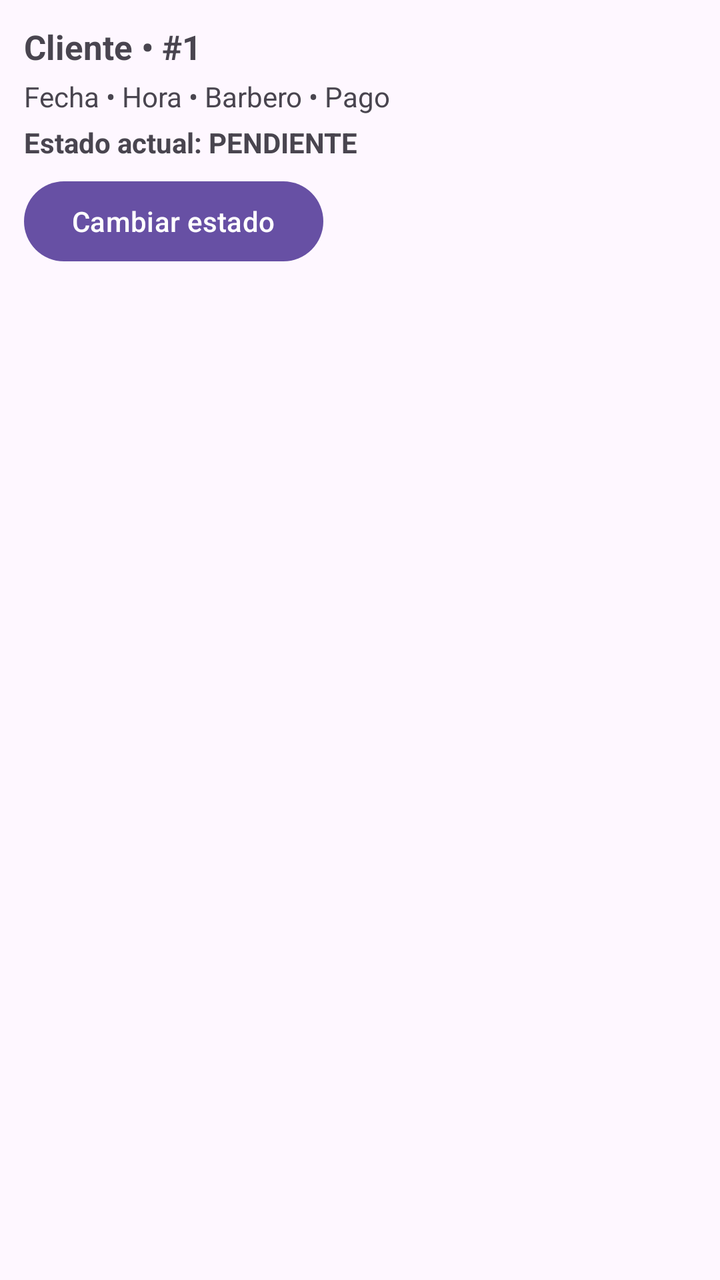
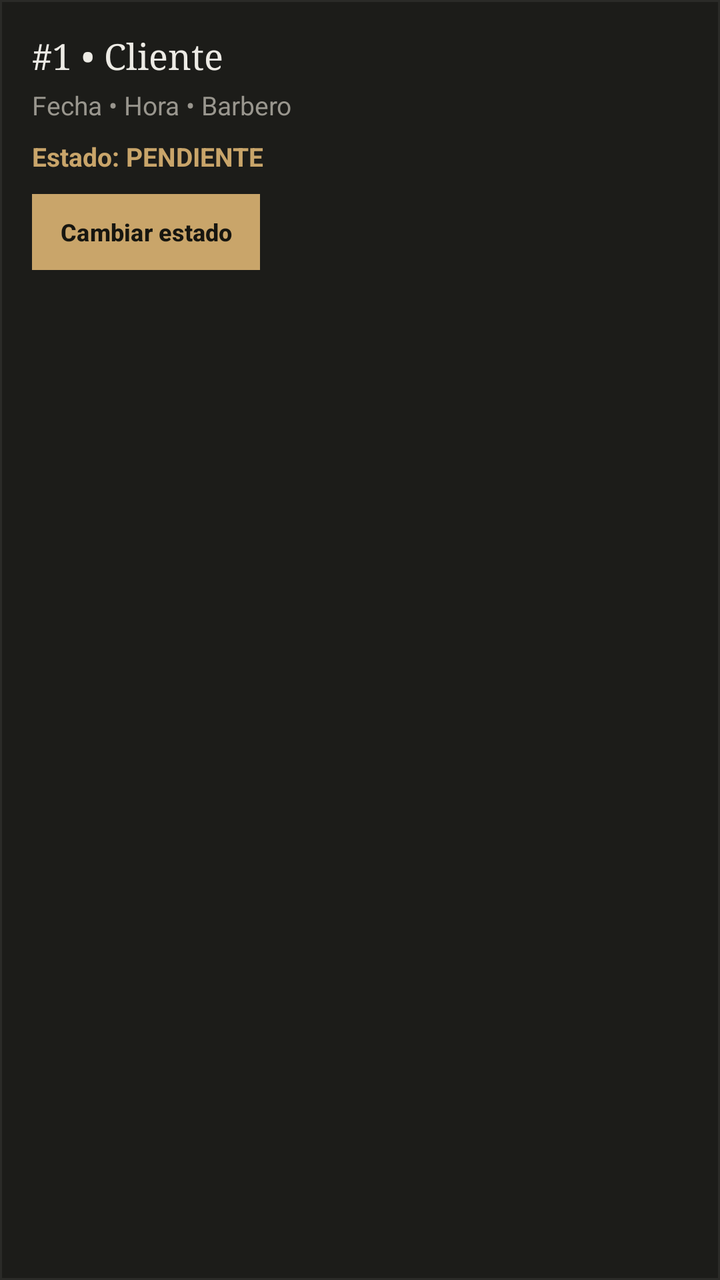

Two renders of the same Android screen: before a commit and after it. Below are the layout's source before the change and the commit's diff.
<!-- AndroidManifest.xml: application theme Theme.BarberiaElCaballero -->
<!-- res/layout/item_appointment.xml -->
<?xml version="1.0" encoding="utf-8"?>
<LinearLayout xmlns:android="http://schemas.android.com/apk/res/android"
    android:layout_width="match_parent"
    android:layout_height="wrap_content"
    android:orientation="vertical"
    android:padding="12dp"
    android:layout_marginBottom="10dp">

    <TextView
        android:id="@+id/tvCitaCliente"
        android:layout_width="match_parent"
        android:layout_height="wrap_content"
        android:text="@string/cliente_1"
        android:textSize="17sp"
        android:textStyle="bold" />

    <TextView
        android:id="@+id/tvCitaDetalle"
        android:layout_width="match_parent"
        android:layout_height="wrap_content"
        android:text="@string/fecha_hora_barbero_pago"
        android:textSize="14sp"
        android:layout_marginTop="4dp" />

    <TextView
        android:id="@+id/tvCitaEstado"
        android:layout_width="match_parent"
        android:layout_height="wrap_content"
        android:text="@string/estado_actual_pendiente"
        android:textStyle="bold"
        android:layout_marginTop="4dp" />

    <Button
        android:id="@+id/btnCambiarEstado"
        android:layout_width="wrap_content"
        android:layout_height="wrap_content"
        android:text="@string/cambiar_estado"
        android:layout_marginTop="6dp" />

</LinearLayout>
<!-- resources referenced by this layout -->
<resources>
  <string name="cambiar_estado">Cambiar estado</string>
  <string name="cliente_1">Cliente • #1</string>
  <string name="estado_actual_pendiente">Estado actual: PENDIENTE</string>
  <string name="fecha_hora_barbero_pago">Fecha • Hora • Barbero • Pago</string>
  <style name="Theme.BarberiaElCaballero" parent="Base.Theme.BarberiaElCaballero" />
  <style name="Base.Theme.BarberiaElCaballero" parent="Theme.Material3.DayNight.NoActionBar">
          
          
      </style>
</resources>

<!-- the commit's change to res/layout/item_appointment.xml (unified diff, before → after) -->
@@ -2,39 +2,50 @@
 <LinearLayout xmlns:android="http://schemas.android.com/apk/res/android"
     android:layout_width="match_parent"
     android:layout_height="wrap_content"
+    android:layout_marginBottom="10dp"
+    android:background="@drawable/bg_card_caballero"
     android:orientation="vertical"
-    android:padding="12dp"
-    android:layout_marginBottom="10dp">
+    android:padding="16dp">
 
     <TextView
         android:id="@+id/tvCitaCliente"
         android:layout_width="match_parent"
         android:layout_height="wrap_content"
-        android:text="@string/cliente_1"
-        android:textSize="17sp"
-        android:textStyle="bold" />
+        android:fontFamily="serif"
+        android:text="#1 • Cliente"
+        android:textColor="@color/caballero_text"
+        android:textSize="18sp" />
 
     <TextView
         android:id="@+id/tvCitaDetalle"
         android:layout_width="match_parent"
         android:layout_height="wrap_content"
-        android:text="@string/fecha_hora_barbero_pago"
-        android:textSize="14sp"
-        android:layout_marginTop="4dp" />
+        android:layout_marginTop="4dp"
+        android:text="Fecha • Hora • Barbero"
+        android:textColor="@color/caballero_muted"
+        android:textSize="13sp" />
 
     <TextView
         android:id="@+id/tvCitaEstado"
         android:layout_width="match_parent"
         android:layout_height="wrap_content"
-        android:text="@string/estado_actual_pendiente"
-        android:textStyle="bold"
-        android:layout_marginTop="4dp" />
+        android:layout_marginTop="8dp"
+        android:text="Estado: PENDIENTE"
+        android:textColor="@color/caballero_gold"
+        android:textSize="13sp"
+        android:textStyle="bold" />
 
     <Button
         android:id="@+id/btnCambiarEstado"
         android:layout_width="wrap_content"
-        android:layout_height="wrap_content"
-        android:text="@string/cambiar_estado"
-        android:layout_marginTop="6dp" />
+        android:layout_height="38dp"
+        android:layout_marginTop="10dp"
+        android:background="@drawable/bg_button_gold"
+        android:paddingHorizontal="14dp"
+        android:text="Cambiar estado"
+        android:textAllCaps="false"
+        android:textColor="@color/caballero_dark_ink"
+        android:textSize="12sp"
+        android:textStyle="bold" />
 
 </LinearLayout>
<!-- resource entries referenced after the edit -->
@@ -1,13 +1,34 @@
 <!-- resources referenced by this layout -->
 <resources>
-  <string name="cambiar_estado">Cambiar estado</string>
-  <string name="cliente_1">Cliente • #1</string>
-  <string name="estado_actual_pendiente">Estado actual: PENDIENTE</string>
-  <string name="fecha_hora_barbero_pago">Fecha • Hora • Barbero • Pago</string>
+  <color name="caballero_dark_ink">#171610</color>
+  <color name="caballero_gold">#C9A56A</color>
+  <color name="caballero_muted">#99968E</color>
+  <color name="caballero_text">#EDEBE5</color>
+  <!-- drawable bg_button_gold (drawable) -->
+  <?xml version="1.0" encoding="utf-8"?>
+  <shape xmlns:android="http://schemas.android.com/apk/res/android" android:shape="rectangle">
+      <solid android:color="@color/caballero_gold" />
+  </shape>
+  <!-- drawable bg_card_caballero (drawable) -->
+  <?xml version="1.0" encoding="utf-8"?>
+  <shape xmlns:android="http://schemas.android.com/apk/res/android" android:shape="rectangle">
+      <solid android:color="@color/caballero_card" />
+      <stroke android:width="1dp" android:color="@color/caballero_line" />
+  </shape>
   <style name="Theme.BarberiaElCaballero" parent="Base.Theme.BarberiaElCaballero" />
+  <color name="caballero_card">#1C1C19</color>
+  <color name="caballero_line">#2B2B28</color>
   <style name="Base.Theme.BarberiaElCaballero" parent="Theme.Material3.DayNight.NoActionBar">
-          
-          
+          <item name="colorPrimary">@color/caballero_gold</item>
+          <item name="colorOnPrimary">@color/caballero_dark_ink</item>
+          <item name="colorSecondary">@color/caballero_gold_strong</item>
+          <item name="android:windowBackground">@color/caballero_page</item>
+          <item name="android:statusBarColor">@color/caballero_page</item>
+          <item name="android:navigationBarColor">@color/caballero_page</item>
+          <item name="android:textColorPrimary">@color/caballero_text</item>
+          <item name="android:textColorSecondary">@color/caballero_muted</item>
       </style>
+  <color name="caballero_gold_strong">#D9B779</color>
+  <color name="caballero_page">#11110F</color>
 </resources>
 
